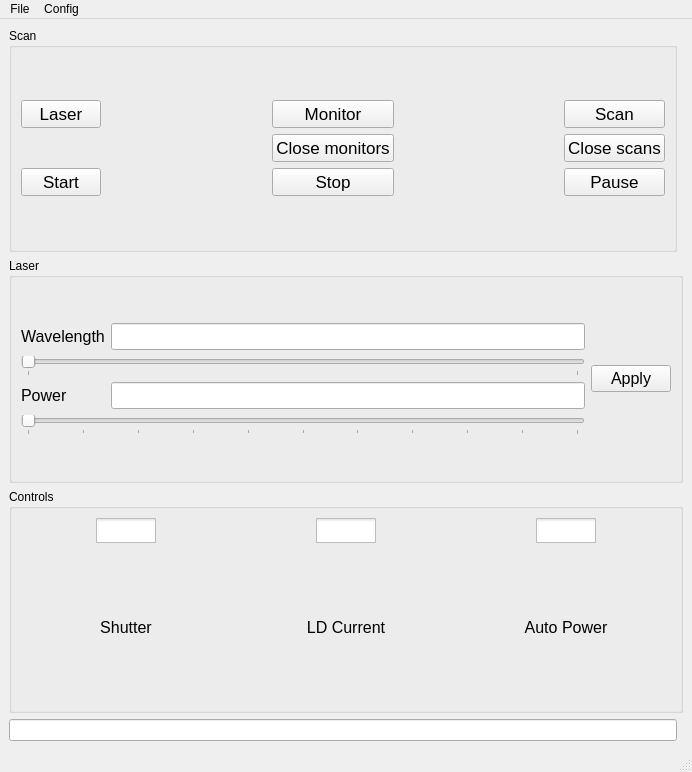
uetke/UUPharosController, file pharos/view/GUI/QtCreator/main_window.ui: the form before one commit.
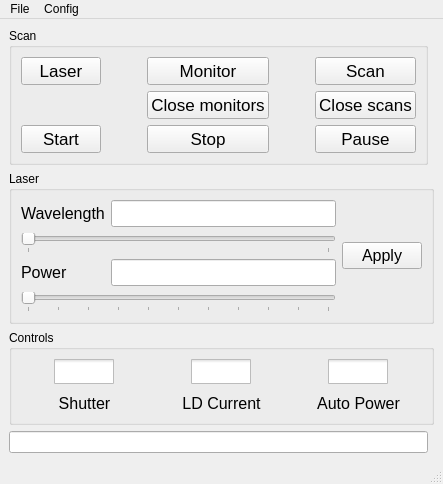
The form after the commit. Icons and pictures are not drawn.

Commit message: Improvements to the views and the test of the UI. Icons now work!

```diff
--- a/pharos/view/GUI/QtCreator/main_window.ui
+++ b/pharos/view/GUI/QtCreator/main_window.ui
@@ -6,8 +6,8 @@
    <rect>
     <x>0</x>
     <y>0</y>
-    <width>692</width>
-    <height>772</height>
+    <width>438</width>
+    <height>471</height>
    </rect>
   </property>
   <property name="windowTitle">
@@ -410,8 +410,8 @@
     <rect>
      <x>0</x>
      <y>0</y>
-     <width>692</width>
-     <height>46</height>
+     <width>438</width>
+     <height>21</height>
     </rect>
    </property>
    <widget class="QMenu" name="menuFile">
```
The commit also changes 5 other files.
